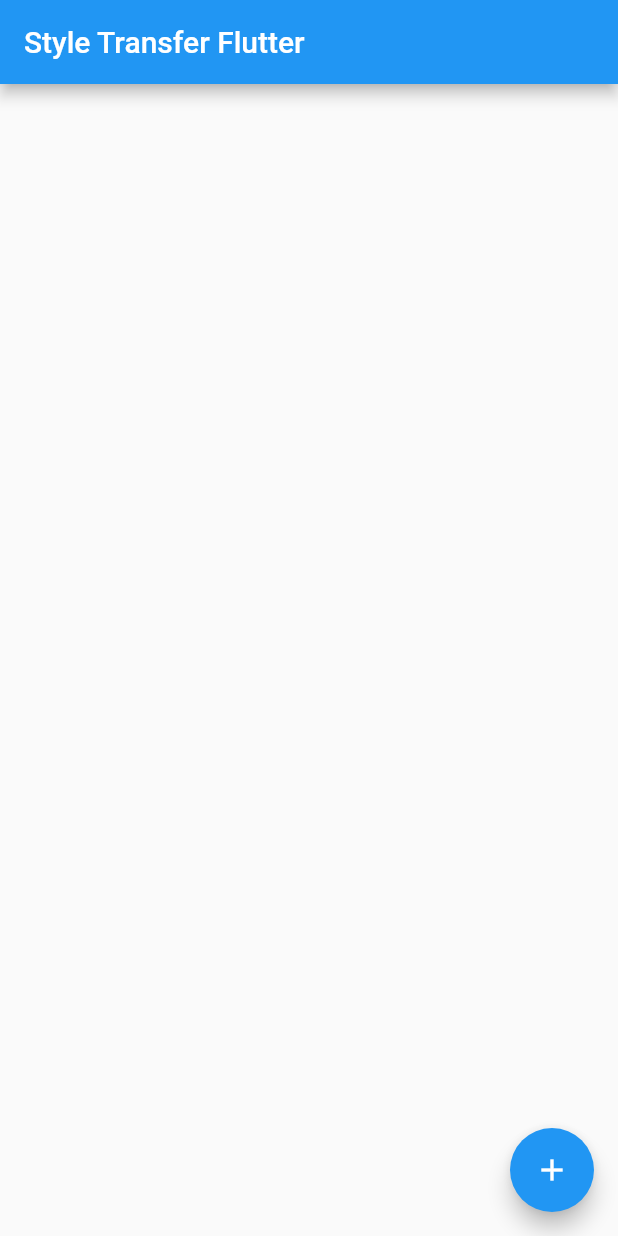
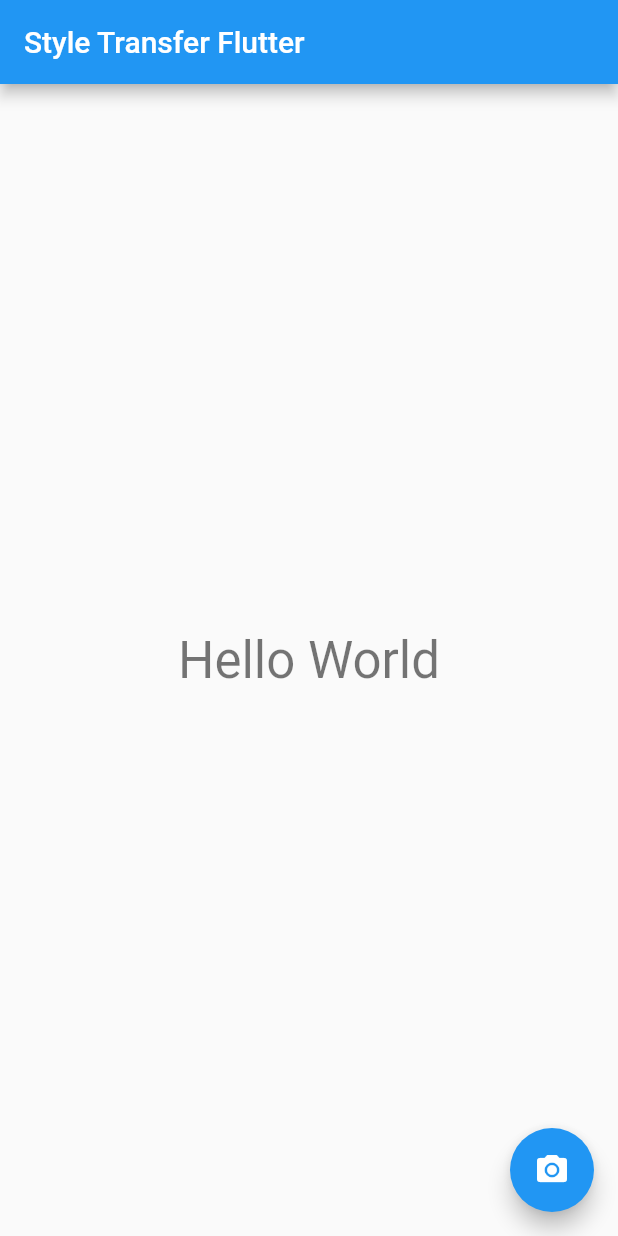
Before and after one commit to matheper/transfer_style_flutter, a Flutter app: the screen it shows after launch, on a phone screen of 412 x 824 dp. Run offline on Flutter 3.47's test engine with Material 2 defaults, Android fonts, the phone set to English and light mode, and no system bars; our stand-ins replace camera.

Commit message:
Updated floatingActionButton logic to open the camera.

```diff
--- a/lib/main.dart
+++ b/lib/main.dart
@@ -52,12 +52,6 @@ class HomePage extends StatefulWidget {
 class _HomePageState extends State<HomePage> {
   bool _visible = false;
 
-  void _incrementCounter() {
-    setState(() {
-      _visible = !_visible;
-    });
-  }
-
   @override
   Widget build(BuildContext context) {
     return Scaffold(
@@ -68,18 +62,19 @@ class _HomePageState extends State<HomePage> {
         child: Column(
           mainAxisAlignment: MainAxisAlignment.center,
           children: <Widget>[
-            if(_visible)
-              Text(
-                'Hello World',
-                style: Theme.of(context).textTheme.headline4,
-              ),
+            Text(
+              'Hello World',
+              style: Theme.of(context).textTheme.headline4,
+            ),
           ],
         ),
       ),
       floatingActionButton: FloatingActionButton(
-        onPressed: _incrementCounter,
-        tooltip: 'Increment',
-        child: _visible ? Icon(Icons.remove): Icon(Icons.add),
+        onPressed: () {
+          Navigator.pushNamed(context, '/camera');
+        },
+        tooltip: 'Take a picture',
+        child: Icon(Icons.photo_camera),
       ),
     );
   }
```
